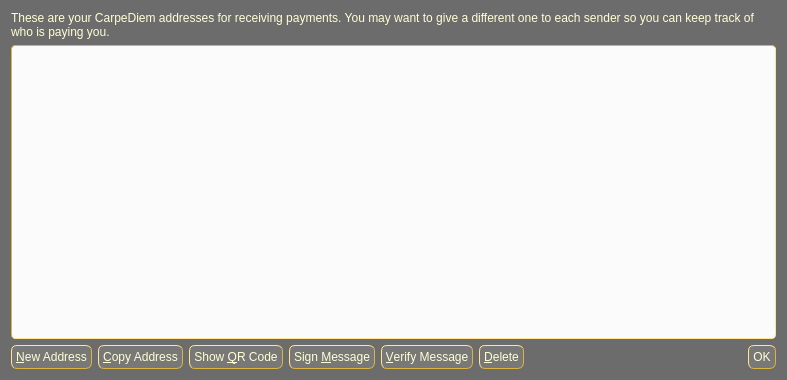
Qt form src/qt/forms/addressbookpage.ui (xming/carpediemcoin) before a commit.
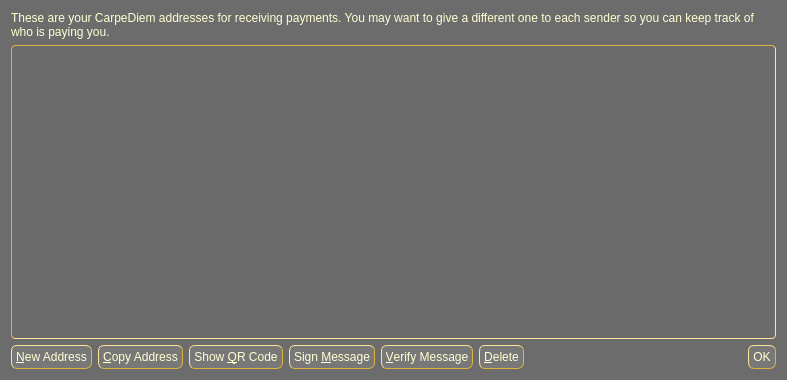
The same form after that commit. Icons and pictures are not drawn.

Commit message: Bumped target block for new PoS Protocol. Updated inconsistent UI pages. Added some color to transaction icons.

Patch:
```diff
--- a/src/qt/forms/addressbookpage.ui
+++ b/src/qt/forms/addressbookpage.ui
@@ -14,7 +14,7 @@
    <string>Address Book</string>
   </property>
   <property name="styleSheet">
-   <string notr="true">QWidget {background-color: #6C6C6C; color: #FFFFD3 } QPushButton { background-color: #787878; color: #FFFFD3; border-style:outset; border-color: #dcb540; border-width: 1px; border-radius: 6px; padding: 4px} QPushButton::hover { background-color: #6C6C6C; color: #FFFFD3; border-style:outset; border-color: #dcb540; border-width: 1px; border-radius: 6px; padding: 4px}  QPushButton::pressed {background-color: #FBFBFB; color: #E5990C; border-style:outset; border-color: #DCB540; border-radius: 6px; padding: 4px} QLabel {color: #FFFFD3} QTableView {color: grey; border-style:inset; border-color: #dcb540; border-width: 1px; border-radius: 4px; background-color: #FBFBFB }</string>
+   <string notr="true">QWidget {background-color: #6C6C6C; color: #FFFFD3 } QPushButton { background-color: #787878; color: #FFFFD3; border-style:outset; border-color: #dcb540; border-width: 1px; border-radius: 6px; padding: 4px} QPushButton::hover { background-color: #6C6C6C; color: #FFFFD3; border-style:outset; border-color: #dcb540; border-width: 1px; border-radius: 6px; padding: 4px}  QPushButton::pressed {background-color: #FBFBFB; color: #E5990C; border-style:outset; border-color: #DCB540; border-radius: 6px; padding: 4px} QLabel {color: #FFFFD3}  QHeaderView::section {background-color: #6B6B6B; border-style: inset; border-width: 1px; border-color: #dcb540} </string>
   </property>
   <layout class="QVBoxLayout" name="verticalLayout">
    <item>
@@ -42,7 +42,7 @@
       <string>Double-click to edit address or label</string>
      </property>
      <property name="styleSheet">
-      <string notr="true">color: grey; border-style:inset; border-color: #dcb540; border-width: 1px; border-radius: 4px; background-color: #FBFBFB</string>
+      <string notr="true">QTableView {color:#FFFFD3; background-color: #6B6B6B; alternate-background-color: #6C6C6C; border-style:inset; border-color: #dcb540; border-width: 1px; border-radius: 4px}</string>
      </property>
      <property name="tabKeyNavigation">
       <bool>false</bool>
```
The commit also changes 18 other files.
